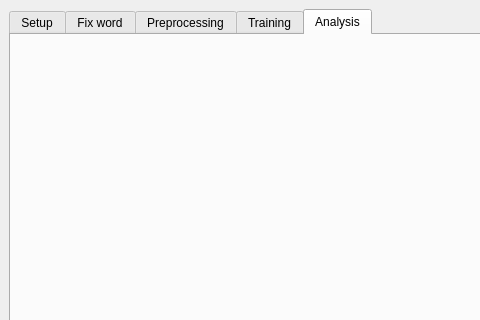
This is ui.ui in fahmiansori/sa as Qt 5 draws it before an edit; both pictures show x 0 to 480 and y 0 to 320 of the 800 by 600 pixel window. The edited form follows.
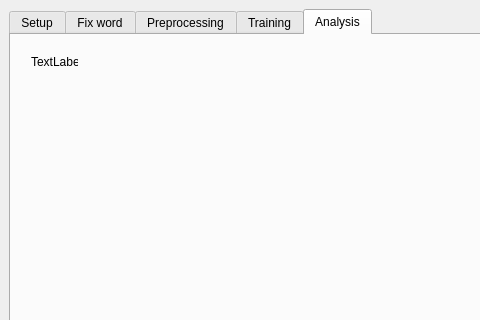
This is the edited form.

Diff of the .ui file:
```diff
--- a/ui.ui
+++ b/ui.ui
@@ -44,6 +44,19 @@
        <attribute name="title">
         <string>Analysis</string>
        </attribute>
+       <widget class="QLabel" name="label">
+        <property name="geometry">
+         <rect>
+          <x>20</x>
+          <y>20</y>
+          <width>47</width>
+          <height>13</height>
+         </rect>
+        </property>
+        <property name="text">
+         <string>TextLabel</string>
+        </property>
+       </widget>
       </widget>
      </widget>
     </item>
```
